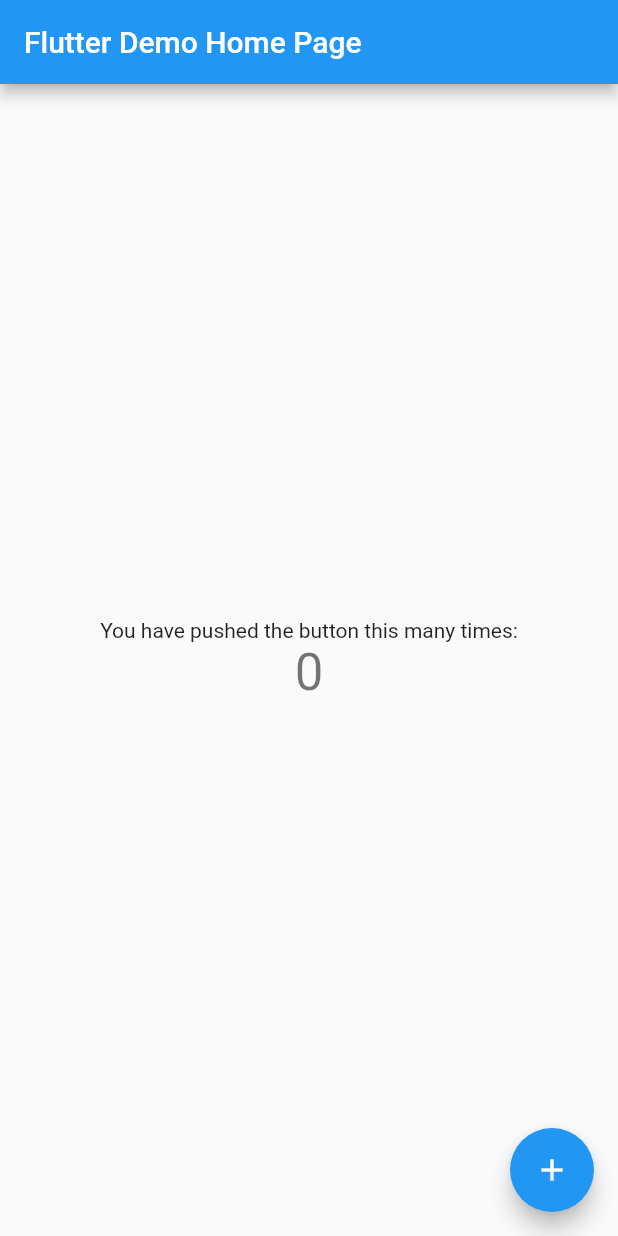
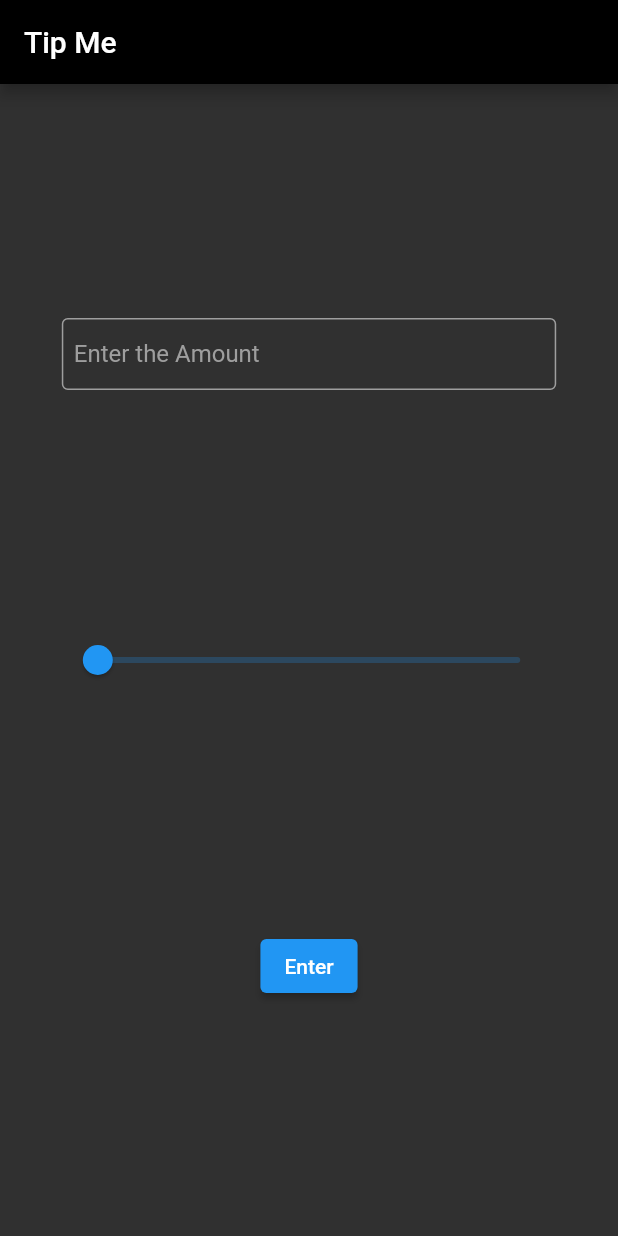
Before and after one commit to Neo945/TipCalculator, a Flutter app: the screen it shows after launch, on a phone screen of 412 x 824 dp. Run offline on Flutter 3.47's test engine with Material 2 defaults, Android fonts, the phone set to English and light mode, and no system bars.

Commit message:
wiifet layout setup

```diff
--- a/lib/main.dart
+++ b/lib/main.dart
@@ -1,43 +1,23 @@
 import 'package:flutter/material.dart';
+import 'package:flutter/services.dart';
 
-void main() {
-  runApp(MyApp());
-}
+void main() => runApp(MyApp());
 
 class MyApp extends StatelessWidget {
-  // This widget is the root of your application.
   @override
   Widget build(BuildContext context) {
     return MaterialApp(
       title: 'Flutter Demo',
-      theme: ThemeData(
-        // This is the theme of your application.
-        //
-        // Try running your application with "flutter run". You'll see the
-        // application has a blue toolbar. Then, without quitting the app, try
-        // changing the primarySwatch below to Colors.green and then invoke
-        // "hot reload" (press "r" in the console where you ran "flutter run",
-        // or simply save your changes to "hot reload" in a Flutter IDE).
-        // Notice that the counter didn't reset back to zero; the application
-        // is not restarted.
-        primarySwatch: Colors.blue,
+      theme: ThemeData.dark().copyWith(
+        primaryColor: Colors.black,
       ),
-      home: MyHomePage(title: 'Flutter Demo Home Page'),
+      home: MyHomePage(title: 'Tip Me'),
     );
   }
 }
 
 class MyHomePage extends StatefulWidget {
   MyHomePage({Key? key, required this.title}) : super(key: key);
-
-  // This widget is the home page of your application. It is stateful, meaning
-  // that it has a State object (defined below) that contains fields that affect
-  // how it looks.
-
-  // This class is the configuration for the state. It holds the values (in this
-  // case the title) provided by the parent (in this case the App widget) and
-  // used by the build method of the State. Fields in a Widget subclass are
-  // always marked "final".
 
   final String title;
 
@@ -46,68 +26,70 @@
 }
 
 class _MyHomePageState extends State<MyHomePage> {
-  int _counter = 0;
+  double _counter = 0;
+  late final TextEditingController controller;
+  @override
+  void initState() {
+    controller = TextEditingController();
+    super.initState();
+  }
 
-  void _incrementCounter() {
+  @override
+  void dispose() {
+    controller.dispose();
+    super.dispose();
+  }
+
+  void _incrementCounter(double value) {
     setState(() {
-      // This call to setState tells the Flutter framework that something has
-      // changed in this State, which causes it to rerun the build method below
-      // so that the display can reflect the updated values. If we changed
-      // _counter without calling setState(), then the build method would not be
-      // called again, and so nothing would appear to happen.
-      _counter++;
+      _counter = value;
     });
   }
 
   @override
   Widget build(BuildContext context) {
-    // This method is rerun every time setState is called, for instance as done
-    // by the _incrementCounter method above.
-    //
-    // The Flutter framework has been optimized to make rerunning build methods
-    // fast, so that you can just rebuild anything that needs updating rather
-    // than having to individually change instances of widgets.
     return Scaffold(
       appBar: AppBar(
-        // Here we take the value from the MyHomePage object that was created by
-        // the App.build method, and use it to set our appbar title.
         title: Text(widget.title),
       ),
       body: Center(
-        // Center is a layout widget. It takes a single child and positions it
-        // in the middle of the parent.
-        child: Column(
-          // Column is also a layout widget. It takes a list of children and
-          // arranges them vertically. By default, it sizes itself to fit its
-          // children horizontally, and tries to be as tall as its parent.
-          //
-          // Invoke "debug painting" (press "p" in the console, choose the
-          // "Toggle Debug Paint" action from the Flutter Inspector in Android
-          // Studio, or the "Toggle Debug Paint" command in Visual Studio Code)
-          // to see the wireframe for each widget.
-          //
-          // Column has various properties to control how it sizes itself and
-          // how it positions its children. Here we use mainAxisAlignment to
-          // center the children vertically; the main axis here is the vertical
-          // axis because Columns are vertical (the cross axis would be
-          // horizontal).
-          mainAxisAlignment: MainAxisAlignment.center,
-          children: <Widget>[
-            Text(
-              'You have pushed the button this many times:',
-            ),
-            Text(
-              '$_counter',
-              style: Theme.of(context).textTheme.headline4,
-            ),
-          ],
+        child: Container(
+          width: MediaQuery.of(context).size.width * 0.8,
+          child: Column(
+            mainAxisAlignment: MainAxisAlignment.spaceEvenly,
+            children: <Widget>[
+              TextField(
+                controller: controller,
+                keyboardType: TextInputType.number,
+                inputFormatters: [FilteringTextInputFormatter.digitsOnly],
+                decoration: InputDecoration(
+                  focusedBorder: OutlineInputBorder(
+                    borderSide: BorderSide(color: Colors.grey),
+                  ),
+                  enabledBorder: OutlineInputBorder(
+                    borderSide: BorderSide(color: Colors.grey),
+                  ),
+                  contentPadding: EdgeInsets.symmetric(
+                    vertical: 8,
+                    horizontal: 8,
+                  ),
+                  labelStyle: TextStyle(
+                    color: Colors.grey,
+                  ),
+                  labelText: 'Enter the Amount',
+                ),
+              ),
+              Slider(
+                onChanged: (double value) {
+                  _incrementCounter(value);
+                },
+                value: _counter,
+              ),
+              ElevatedButton(onPressed: () {}, child: Text('Enter')),
+            ],
+          ),
         ),
       ),
-      floatingActionButton: FloatingActionButton(
-        onPressed: _incrementCounter,
-        tooltip: 'Increment',
-        child: Icon(Icons.add),
-      ), // This trailing comma makes auto-formatting nicer for build methods.
     );
   }
 }
```
